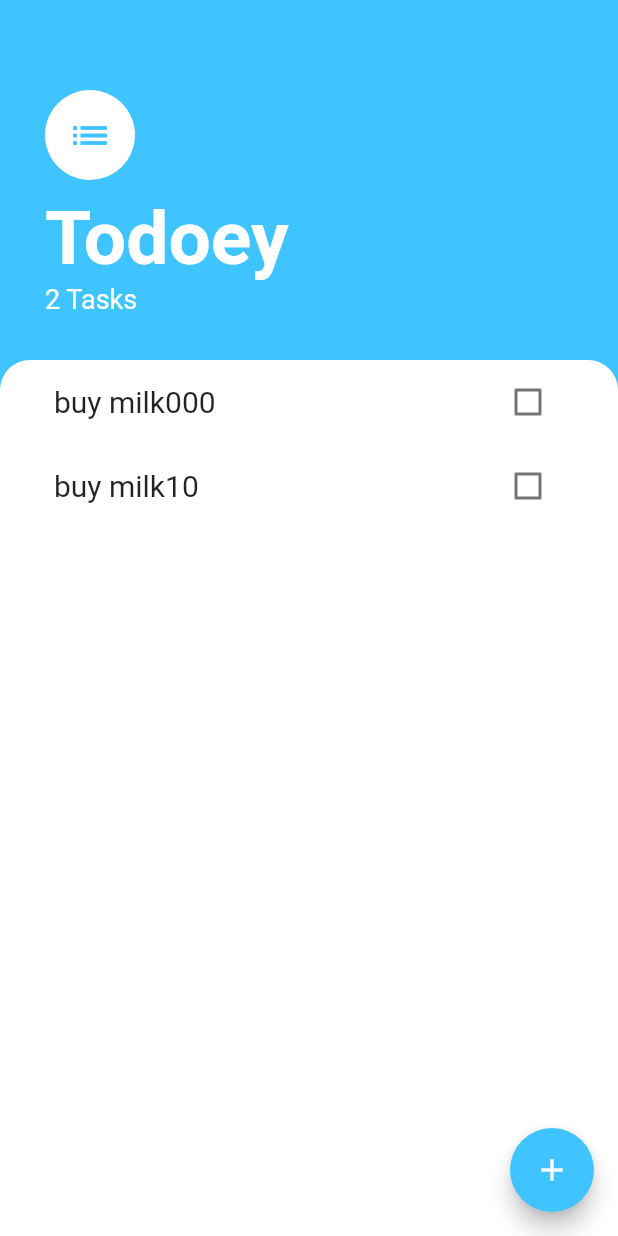
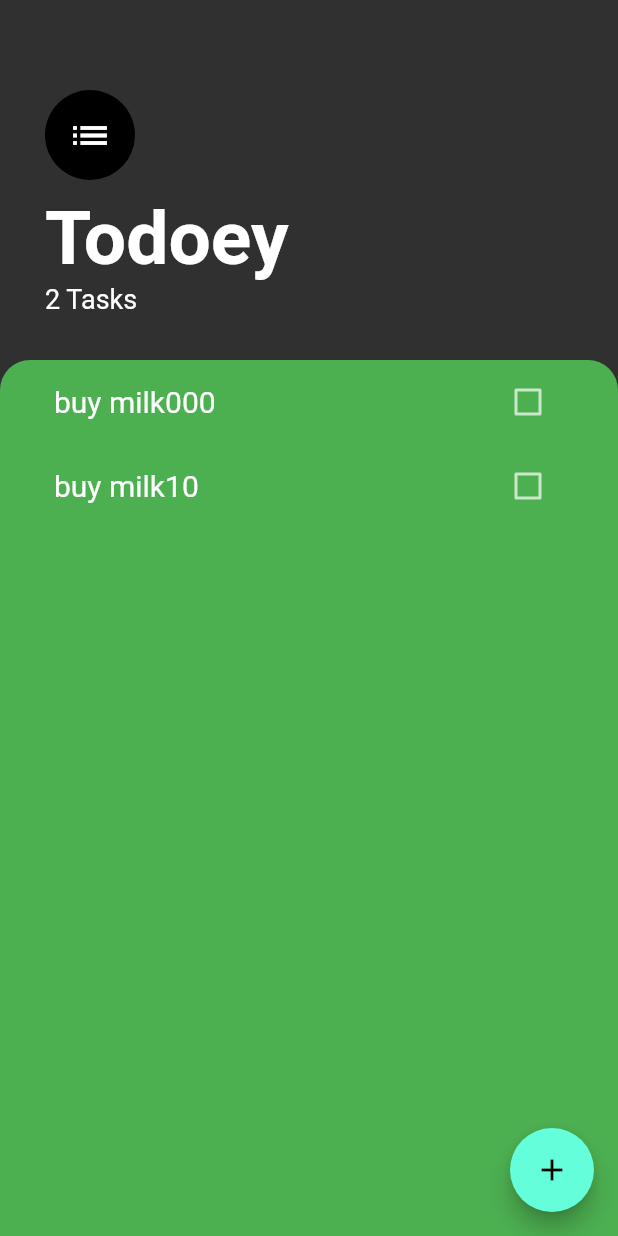
Before and after one commit to Sina2748/todoey, a Flutter app: the screen it shows after launch, on a phone screen of 412 x 824 dp. Run offline on Flutter 3.47's test engine with Material 2 defaults, Android fonts, the phone set to English and light mode, and no system bars; our stand-ins replace audioplayers.

```diff
--- a/lib/main.dart
+++ b/lib/main.dart
@@ -23,6 +23,9 @@ class MyApp extends StatelessWidget {
   @override
   Widget build(BuildContext context) {
     return MaterialApp(
+      theme: ThemeData.dark(),
+      // colorScheme: ColorScheme.fromSwatch(primarySwatch: Colors.teal)),
+      // darkTheme: ThemeData.dark(),
       home: TasksScreen(),
     );
   }
--- a/lib/screens/task_screen.dart
+++ b/lib/screens/task_screen.dart
@@ -12,7 +12,7 @@ class TasksScreen extends StatelessWidget {
   @override
   Widget build(BuildContext context) {
     return Scaffold(
-      backgroundColor: Colors.lightBlueAccent,
+      // backgroundColor: Colors.lightBlueAccent,
       floatingActionButton: FloatingActionButton(
         child: Icon(Icons.add),
         onPressed: () {
@@ -24,16 +24,13 @@ class TasksScreen extends StatelessWidget {
                 padding: EdgeInsets.only(
                     bottom: MediaQuery.of(context).viewInsets.bottom),
                 child: AddTaskScreen((newTaskTitle) {
-                  // setState(() {
-                  //   tasks.add(Task(name: newTaskTitle));
-                  //   Navigator.pop(context);
                   // });
                 }),
               ),
             ),
           );
         },
-        backgroundColor: Colors.lightBlueAccent,
+        // backgroundColor: Colors.lightBlueAccent,
       ),
       body: Column(
         crossAxisAlignment: CrossAxisAlignment.start,
@@ -45,10 +42,10 @@ class TasksScreen extends StatelessWidget {
               children: [
                 CircleAvatar(
                   radius: 30,
-                  backgroundColor: Colors.white,
+                  // backgroundColor: Colors.white,
                   child: Icon(
                     Icons.list,
-                    color: Colors.lightBlueAccent,
+                    // color: Colors.lightBlueAccent,
                     size: 30,
                   ),
                 ),
@@ -58,7 +55,7 @@ class TasksScreen extends StatelessWidget {
                 Text(
                   'Todoey',
                   style: TextStyle(
-                    color: Colors.white,
+                    // color: Colors.white,
                     fontSize: 50,
                     fontWeight: FontWeight.w700,
                   ),
@@ -66,7 +63,7 @@ class TasksScreen extends StatelessWidget {
                 Text(
                   '${context.watch<TaskData>().taskCount} Tasks',
                   style: TextStyle(
-                    color: Colors.white,
+                    // color: Colors.white,
                     fontSize: 18,
                   ),
                 ),
@@ -77,7 +74,7 @@ class TasksScreen extends StatelessWidget {
             child: Container(
               padding: EdgeInsets.symmetric(horizontal: 20),
               decoration: BoxDecoration(
-                color: Colors.white,
+                color: Colors.green,
                 borderRadius: BorderRadius.only(
                   topLeft: Radius.circular(20),
                   topRight: Radius.circular(20),
--- a/lib/widgets/task_list.dart
+++ b/lib/widgets/task_list.dart
@@ -3,6 +3,7 @@ import 'task_tile.dart';
 import 'package:todoey/Models/task.dart';
 import 'package:provider/provider.dart';
 import 'package:todoey/Models/task_data.dart';
+import 'package:todoey/widgets/soundplayer.dart';
 
 class TasksList extends StatelessWidget {
   @override
@@ -14,6 +15,10 @@ class TasksList extends StatelessWidget {
           taskTitle: context.watch<TaskData>().tasks[index].name,
           checkboxCallback: (checkboxState) {
             context.read<TaskData>().updateTask(index);
+            if (context.read<TaskData>().tasks[index].isDone == true) {
+              // print('play sound!');
+              playSound(noteNumber);
+            }
           },
           gestureCallback: () {
             print('yes $index');
```
Also changed, not shown: lib/widgets/soundplayer.dart (added, +12 -0 lines), pubspec.yaml (+4 -3 lines), pubspec.lock, 7 other files.
